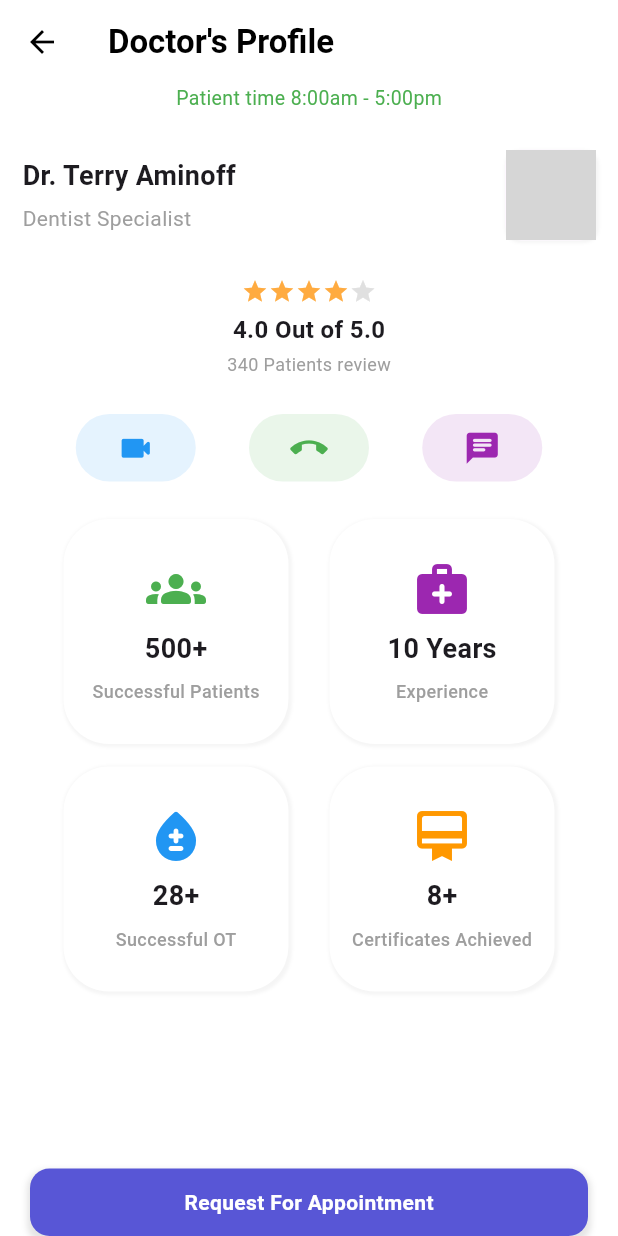
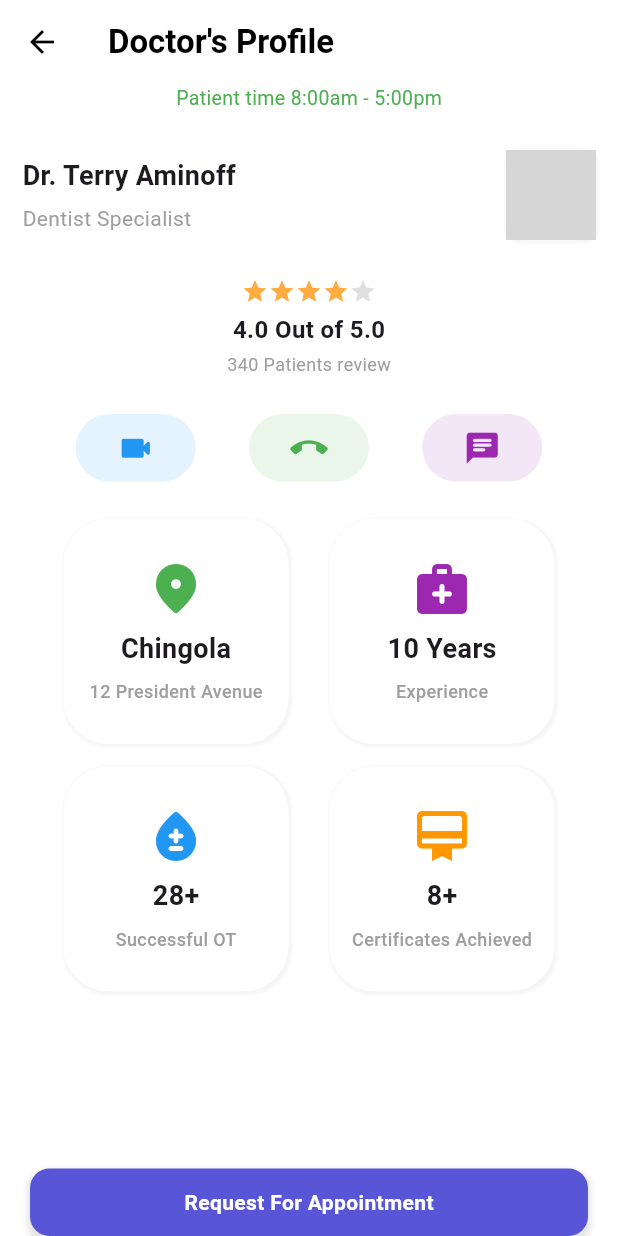
Before and after one commit to musondaAlexander/Telemed-, a Flutter app: the DoctorProfilePage screen opened directly, on a phone screen of 412 x 824 dp. Run offline on Flutter 3.47's test engine with Material 3 defaults, Android fonts, the light colour scheme and no system bars; our stand-ins replace badges, bottom_navy_bar, firebase_core, flutter_svg, get; accounts and stored records are empty; network calls fail; grey boxes are pictures that could not be loaded.

```diff
--- a/lib/authentication/ui/Screens/Signup/components/signup_form.dart
+++ b/lib/authentication/ui/Screens/Signup/components/signup_form.dart
@@ -1,8 +1,4 @@
 import 'package:flutter/material.dart';
-import 'package:get/get.dart';
-import 'package:get/get_core/src/get_main.dart';
-
-import '../../../../../pages/home.dart';
 import '../../../components/already_have_an_account_acheck.dart';
 import '../../../constants.dart';
 import '../../Login/login_screen.dart';
--- a/lib/main.dart
+++ b/lib/main.dart
@@ -1,6 +1,4 @@
-import 'theme/colors.dart';
 import 'package:flutter/material.dart';
-import 'pages/home.dart';
 import 'package:telemed/authentication/ui/Screens/Welcome/welcome_screen.dart';
 import 'package:telemed/authentication/ui/constants.dart';
 
--- a/lib/pages/doctor_profile_page.dart
+++ b/lib/pages/doctor_profile_page.dart
@@ -147,9 +147,9 @@ class _DoctorProfilePageState extends State<DoctorProfilePage> {
             mainAxisAlignment: MainAxisAlignment.spaceEvenly,
             children: [
               DoctorInfoBox(
-                value: "500+",
-                info: "Successful Patients",
-                icon: Icons.groups_rounded,
+                value: "Chingola",
+                info: "12 President Avenue",
+                icon: Icons.location_on_rounded,
                 color: Colors.green,
               ),
               DoctorInfoBox(
--- a/lib/widgets/mybutton.dart
+++ b/lib/widgets/mybutton.dart
@@ -39,7 +39,7 @@ class MyButton extends StatelessWidget {
                   color: Theme.of(context).shadowColor.withOpacity(0.1),
                   spreadRadius: 2,
                   blurRadius: 3,
-                  offset: Offset(0, 3), // changes position of shadow
+                  offset: const Offset(0, 3), // changes position of shadow
                 ),
               ],
             ),
@@ -50,7 +50,7 @@ class MyButton extends StatelessWidget {
                 mainAxisAlignment: MainAxisAlignment.center,
                 children: isLoading
                     ? [
-                        SizedBox(
+                        const SizedBox(
                             width: 20,
                             height: 20,
                             child: CircularProgressIndicator(
@@ -77,7 +77,7 @@ class MyButton extends StatelessWidget {
                                   ? Colors.white.withOpacity(0.3)
                                   : Colors.white,
                             ),
-                            SizedBox(
+                            const SizedBox(
                               width: 5,
                             ),
                             Text(
```
Also changed, not shown: lib/authentication/ui/Screens/Welcome/components/welcome_image.dart (+6 -3 lines), lib/widgets/popular_doctor.dart (+38 -16 lines), assets/icons/3350442.svg (added), assets/icons/Doctor-rafiki.svg (added), assets/icons/welcome.svg (added).
